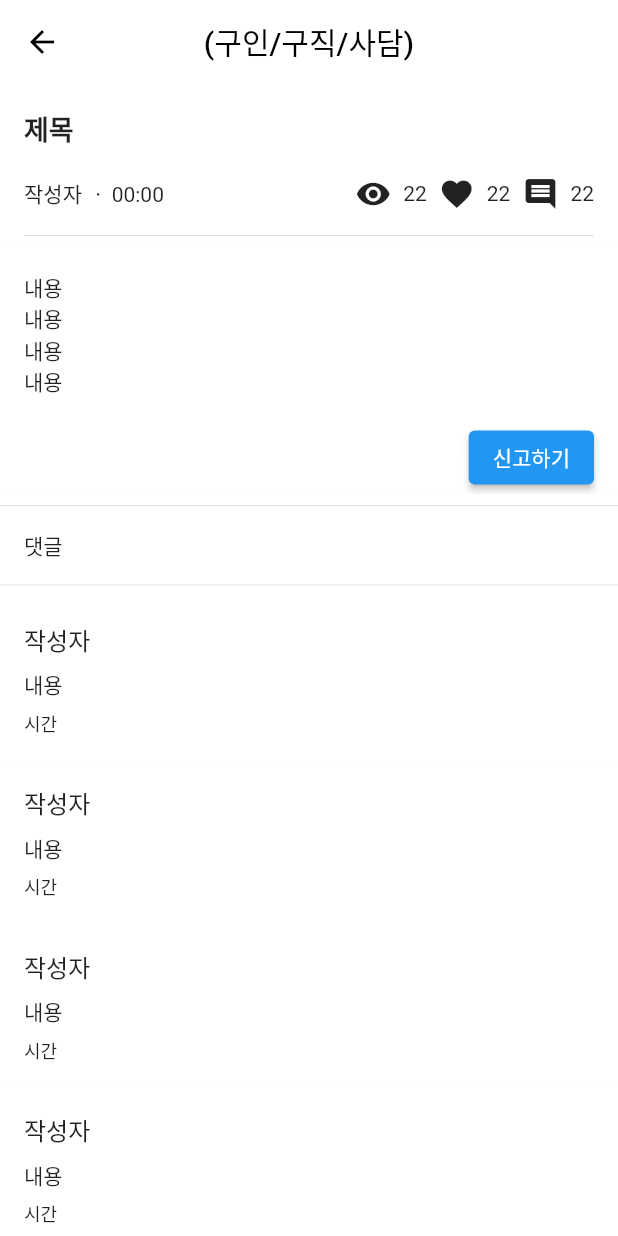
After one commit to Trouble-makerz/buildup-flutter, a Flutter app: the screen it shows after launch, after a tap on "title", on a phone screen of 412 x 824 dp. The commit adds this screen. Run offline on Flutter 3.47's test engine with Material 2 defaults, Android fonts, the light colour scheme and no system bars.

Commit message:
Feat: add post detail page

```diff
--- /dev/null
+++ b/lib/page/post_detail_page.dart
@@ -0,0 +1,103 @@
+
+import 'package:flutter/material.dart';
+
+import '../widget/comment_item.dart';
+
+class PostDetailPage extends StatelessWidget {
+  const PostDetailPage({Key? key}) : super(key: key);
+
+  @override
+  Widget build(BuildContext context) {
+    return Scaffold(
+      backgroundColor: Colors.grey[200],
+      appBar: AppBar(
+        backgroundColor: Colors.white,
+        foregroundColor: Colors.black,
+        elevation: 0,
+        title: Text('(구인/구직/사담)'),
+        centerTitle: true,
+      ),
+      body: ListView(
+        children: [
+          Container(
+            width: double.infinity,
+            color: Colors.white,
+            child: Padding(
+              padding: const EdgeInsets.only(top: 16, left: 16, right: 16),
+              child: Column(
+                crossAxisAlignment: CrossAxisAlignment.start,
+                children: [
+                  Text('제목', style: TextStyle(fontSize: 18, fontWeight: FontWeight.bold),),
+                  SizedBox(height: 10),
+                  Row(
+                    children: [
+                      Text('작성자 ㆍ 00:00'),
+                      Spacer(),
+                      Padding(
+                        padding: const EdgeInsets.all(8.0),
+                        child: Icon(Icons.remove_red_eye),
+                      ),
+                      Text('22'),
+                      Padding(
+                        padding: const EdgeInsets.all(8.0),
+                        child: Icon(Icons.favorite),
+                      ),
+                      Text('22'),
+                      Padding(
+                        padding: const EdgeInsets.all(8.0),
+                        child: Icon(Icons.comment),
+                      ),
+                      Text('22'),
+                    ],
+                  ),
+                  Divider(),
+                ]
+              ),
+            ),
+          ),
+          Container(
+            width: double.infinity,
+            color: Colors.white,
+            child: Column(
+              crossAxisAlignment: CrossAxisAlignment.start,
+              children: [
+                Padding(
+                  padding: const EdgeInsets.all(16.0),
+                  child: Text('내용\n내용\n내용\n내용'),
+                ),
+                Align(
+                  alignment: Alignment.centerRight,
+                  child: Padding(
+                    padding: const EdgeInsets.only(right: 16.0),
+                    child: ElevatedButton(
+                      onPressed: (){},
+                      child: Text('신고하기')
+                    ),
+                  ),
+                ),
+              ],
+            ),
+          ),
+          Container(
+            width: double.infinity,
+            color: Colors.white,
+            child: Column(
+              crossAxisAlignment: CrossAxisAlignment.start,
+              children: [
+                Divider(),
+                Padding(
+                  padding: const EdgeInsets.symmetric(horizontal: 16.0, vertical: 8),
+                  child: Text('댓글'),
+                ),
+                Divider(),
+              ],
+            ),
+          ),
+          Column(
+            children: List.generate(5, (index) => CommentItem()),
+          )
+        ],
+      ),
+    );
+  }
+}
--- /dev/null
+++ b/lib/widget/comment_item.dart
@@ -0,0 +1,27 @@
+
+import 'package:flutter/material.dart';
+
+class CommentItem extends StatelessWidget {
+  const CommentItem({Key? key}) : super(key: key);
+
+  @override
+  Widget build(BuildContext context) {
+    return Container(
+      width: double.infinity,
+      color: Colors.white,
+      child: Padding(
+        padding: const EdgeInsets.all(16.0),
+        child: Column(
+          crossAxisAlignment: CrossAxisAlignment.start,
+          children: [
+            Text('작성자', style: TextStyle(fontSize: 16),),
+            SizedBox(height: 8,),
+            Text('내용'),
+            SizedBox(height: 6,),
+            Text('시간', style: TextStyle(fontSize: 12),)
+          ],
+        ),
+      ),
+    );
+  }
+}
--- a/lib/widget/post_item.dart
+++ b/lib/widget/post_item.dart
@@ -1,4 +1,5 @@
 
+import 'package:buildup_flutter/page/post_detail_page.dart';
 import 'package:flutter/material.dart';
 
 class PostItem extends StatelessWidget {
@@ -6,7 +7,8 @@ class PostItem extends StatelessWidget {
 
   @override
   Widget build(BuildContext context) {
-    return Padding(
+    return GestureDetector(
+      child: Padding(
         padding: const EdgeInsets.all(8.0),
         child: Container(
           decoration: BoxDecoration(
@@ -44,6 +46,13 @@ class PostItem extends StatelessWidget {
             ),
           ),
         ),
+      ),
+      onTap: () {
+        Navigator.push(
+          context,
+          MaterialPageRoute(builder: (context) => const PostDetailPage()),
+        );
+      },
     );
   }
 }
```
Lines whose indentation alone changed are shown as unchanged.
